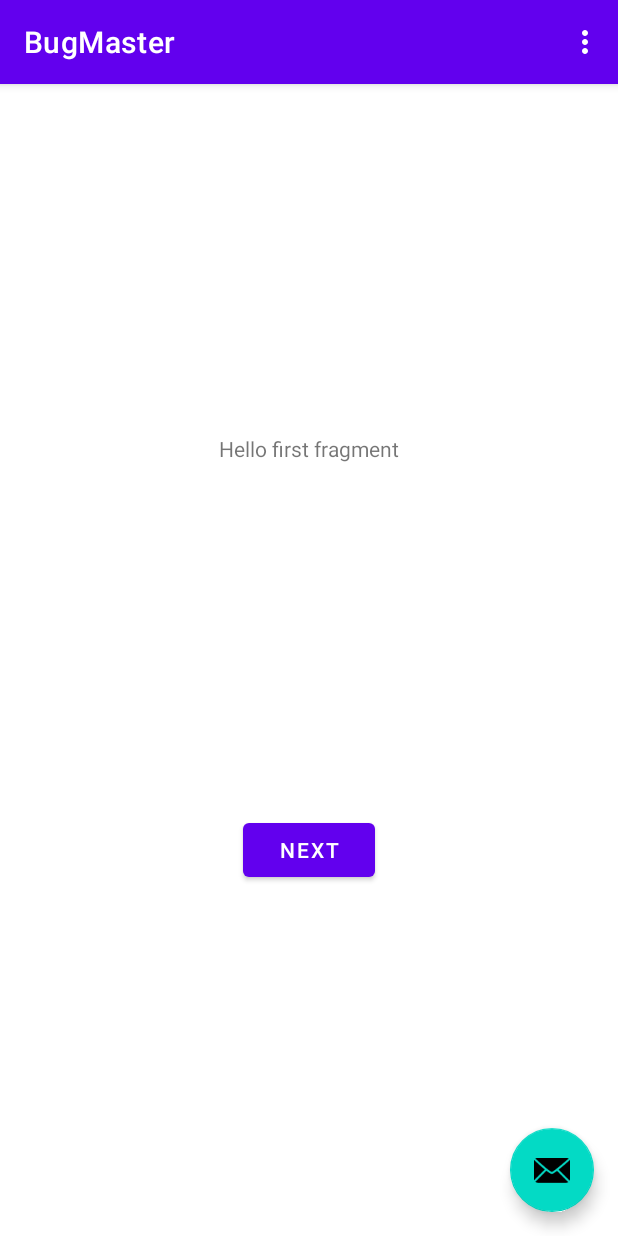
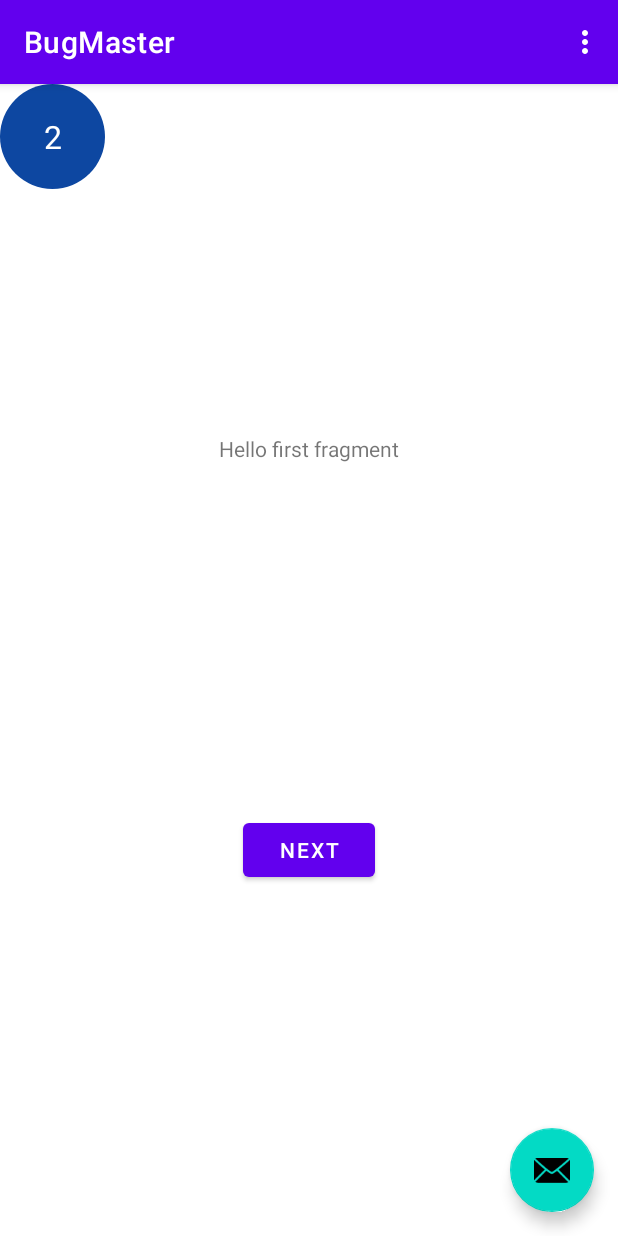
Before and after one commit to szabolcs-kun/oe-kotlin-bug-master, an Android app: the screen it shows after launch (MainActivity), on a phone screen of 412 x 824 dp. Run offline under Robolectric (Android 15) with nearby library versions, the phone set to English and light mode, and no system bars.

Commit message:
Create danger list item

```diff
--- a/app/build.gradle
+++ b/app/build.gradle
@@ -30,6 +30,10 @@ android {
     kotlinOptions {
         jvmTarget = '1.8'
     }
+
+    dataBinding {
+        enabled = true
+    }
 }
 
 dependencies {
--- /dev/null
+++ b/app/src/main/java/com/skun/bugmaster/views/DangerLevelView.kt
@@ -0,0 +1,94 @@
+package com.skun.bugmaster.views
+
+import android.content.Context
+import android.graphics.Canvas
+import android.graphics.Color
+import android.graphics.Paint
+import android.util.AttributeSet
+import android.view.View
+import android.widget.LinearLayout
+import android.widget.TextView
+import com.skun.bugmaster.R
+
+
+class DangerLevelView(context: Context, attrs: AttributeSet) : View(context, attrs){
+
+    private var dangerLevel = 0;
+    private val paint = Paint()
+
+
+    private var size = 0
+
+    init {
+        paint.isAntiAlias = true
+        setupAttributes(attrs)
+    }
+
+    private fun setupAttributes(attrs: AttributeSet?) {
+
+        val typedArray = context.theme.obtainStyledAttributes(attrs, R.styleable.DangerLevelView,
+            0, 0)
+        dangerLevel =
+            typedArray.getInt(R.styleable.DangerLevelView_dangerLevel, -1).toLong().toInt()
+
+        typedArray.recycle()
+    }
+
+    override fun onDraw(canvas: Canvas) {
+        // call the super method to keep any drawing from the parent side.
+        super.onDraw(canvas)
+
+        drawFaceBackground(canvas)
+        drawDangerLevelText(canvas)
+    }
+
+    private fun drawFaceBackground(canvas: Canvas) {
+
+        var dangerLevelColor = Color.parseColor(getResources().getStringArray(R.array.dangerColors)[dangerLevel])
+
+        paint.color = dangerLevelColor
+        paint.style = Paint.Style.FILL
+        val radius = size / 2f
+        canvas.drawCircle(size / 2f, size / 2f, radius, paint)
+    }
+
+
+    private  fun drawDangerLevelText(canvas: Canvas)
+    {
+        var textSize = size / (2f * 2.5f)
+
+        val textView = TextView(context)
+        textView.visibility = VISIBLE
+        textView.text = dangerLevel.toString()
+        textView.textSize = textSize
+        textView.gravity = 10
+        textView.setTextColor(Color.WHITE)
+
+
+        val layout = LinearLayout(context)
+
+        val layoutParam = LinearLayout.LayoutParams (LinearLayout.LayoutParams.MATCH_PARENT, LinearLayout.LayoutParams.MATCH_PARENT)
+
+        layout.setLayoutParams(layoutParam)
+
+        layout.gravity = 10
+        layout.orientation = LinearLayout.VERTICAL
+        layout.addView(textView)
+
+        var txtMeasure = textView.measure(0, 0);
+        var txtMeasureWidth = textView.getMeasuredWidth();
+        var txtMeasureHeight = textView.getMeasuredHeight();
+        layout.measure(canvas.width, canvas.height)
+        layout.layout(0, 0, canvas.width, canvas.height)
+        canvas.translate( (size / 2f)- (txtMeasureWidth/2f), (size / 2f) - (txtMeasureHeight/2f));
+        layout.draw(canvas)
+    }
+
+    override fun onMeasure(widthMeasureSpec: Int, heightMeasureSpec: Int) {
+        super.onMeasure(widthMeasureSpec, heightMeasureSpec)
+
+        size = Math.min(measuredWidth, measuredHeight)
+
+        setMeasuredDimension(size, size)
+    }
+}
--- a/app/src/main/res/layout/fragment_first.xml
+++ b/app/src/main/res/layout/fragment_first.xml
@@ -2,9 +2,18 @@
 <androidx.constraintlayout.widget.ConstraintLayout xmlns:android="http://schemas.android.com/apk/res/android"
     xmlns:app="http://schemas.android.com/apk/res-auto"
     xmlns:tools="http://schemas.android.com/tools"
+    xmlns:custom="http://schemas.android.com/apk/res-auto"
     android:layout_width="match_parent"
     android:layout_height="match_parent"
     tools:context=".FirstFragment">
+
+    <com.skun.bugmaster.views.DangerLevelView
+        android:id="@+id/dangerLevelView"
+        android:layout_width="70dp"
+        android:layout_height="70dp"
+        android:gravity="start|center_vertical"
+        custom:dangerLevel="2"
+        tools:ignore="MissingConstraints" />
 
     <TextView
         android:id="@+id/textview_first"
--- /dev/null
+++ b/app/src/main/res/values/attrs.xml
@@ -0,0 +1,6 @@
+<?xml version="1.0" encoding="utf-8"?>
+<resources>
+    <declare-styleable name="DangerLevelView">
+        <attr name="dangerLevel" format="integer" />
+    </declare-styleable>
+</resources>
--- a/app/src/main/res/values/colors.xml
+++ b/app/src/main/res/values/colors.xml
@@ -7,4 +7,30 @@
     <color name="teal_700">#FF018786</color>
     <color name="black">#FF000000</color>
     <color name="white">#FFFFFFFF</color>
+
+    <!-- Danger Value Colors -->
+    <string-array name="dangerColors">
+        <!-- level=-1 -->
+        <item>#03fcf4</item>
+        <!-- level=1 -->
+        <item>#311b92</item>
+        <!-- level=2 -->
+        <item>#0d47a1</item>
+        <!-- level=3 -->
+        <item>#006064</item>
+        <!-- level=4 -->
+        <item>#33691e</item>
+        <!-- level=5 -->
+        <item>#1b5e20</item>
+        <!-- level=6 -->
+        <item>#004d40</item>
+        <!-- level=7 -->
+        <item>#827717</item>
+        <!-- level=8 -->
+        <item>#999900</item>
+        <!-- level=9 -->
+        <item>#e65100</item>
+        <!-- level=10 -->
+        <item>#bf360c</item>
+    </string-array>
 </resources>
```
Also changed, not shown: app/src/main/res/drawable/background_danger.xml (added, +9 -0 lines), app/src/main/res/drawable/bug_danger.xml (added, +9 -0 lines), app/src/main/res/drawable/ic_av_timer.xml (added, +9 -0 lines), app/src/main/res/drawable/ic_bug_empty.xml (added, +9 -0 lines), app/src/main/res/drawable/ic_bug_full.xml (added, +9 -0 lines), app/src/main/res/drawable/ic_sort.xml (added, +9 -0 lines), app/src/main/res/layout/insect_list_item.xml (added, +47 -0 lines).
